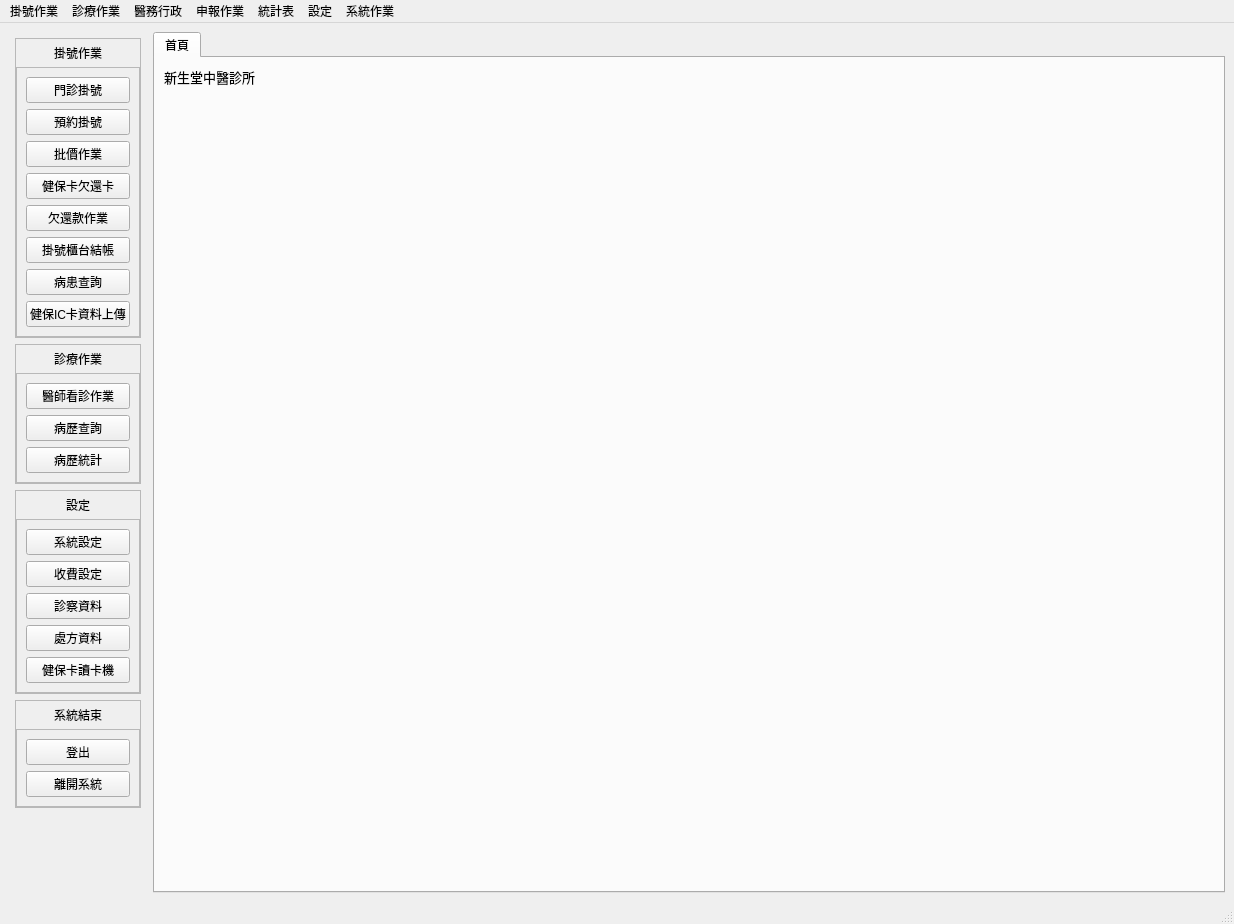
The window that ui/pymedical.ui (picacat/pyMedical) describes before a commit, drawn with Qt 5.
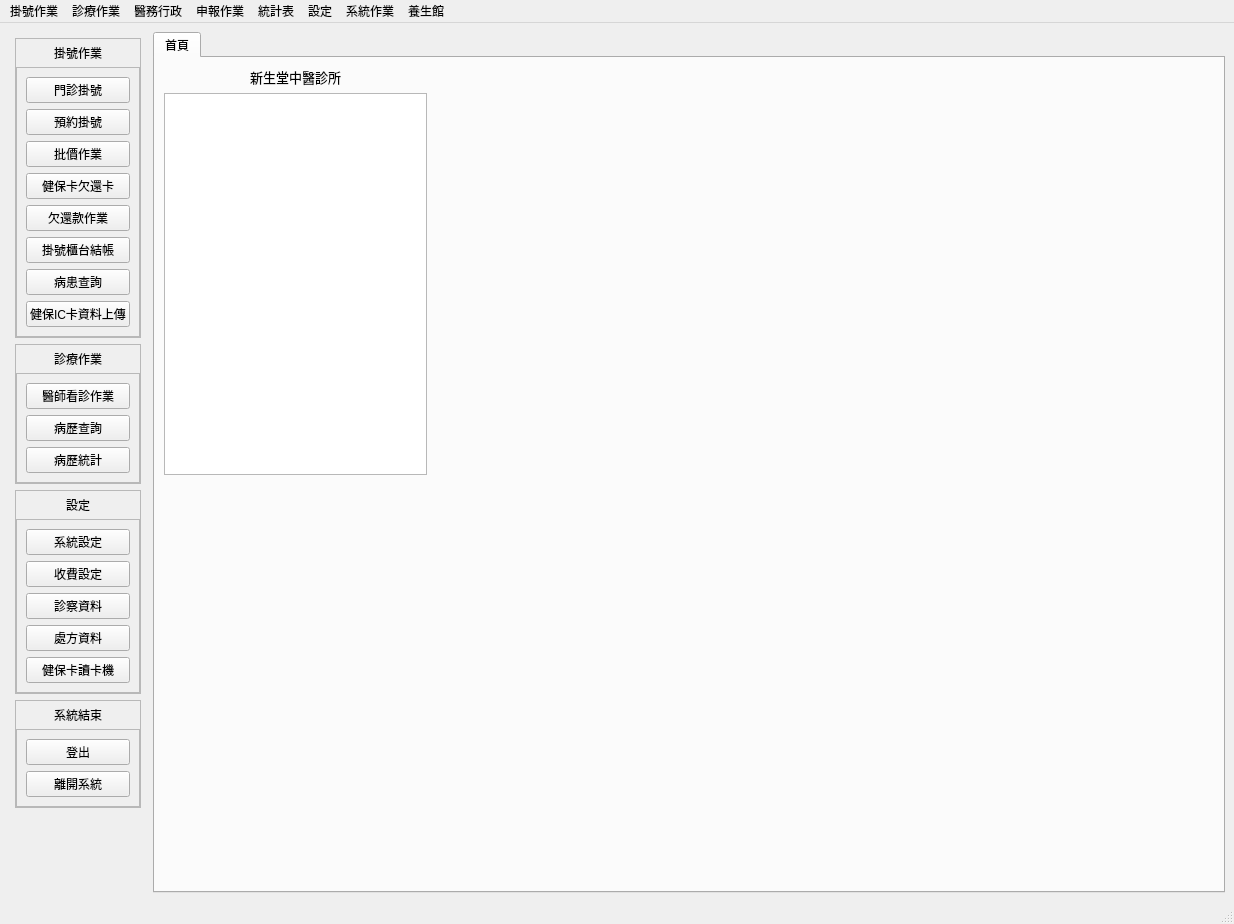
The same window after the commit. Icons and pictures are not drawn.

What changed in the file:
```diff
--- a/ui/pymedical.ui
+++ b/ui/pymedical.ui
@@ -508,16 +508,73 @@
        </attribute>
        <layout class="QVBoxLayout" name="verticalLayout_9">
         <item>
-         <widget class="QLabel" name="label_system_name">
-          <property name="font">
-           <font>
-            <pointsize>10</pointsize>
-           </font>
-          </property>
-          <property name="text">
-           <string>新生堂中醫診所</string>
-          </property>
-         </widget>
+         <layout class="QHBoxLayout" name="horizontalLayout_2">
+          <item>
+           <layout class="QVBoxLayout" name="verticalLayout_11">
+            <item>
+             <widget class="QLabel" name="label_system_name">
+              <property name="font">
+               <font>
+                <pointsize>10</pointsize>
+               </font>
+              </property>
+              <property name="text">
+               <string>新生堂中醫診所</string>
+              </property>
+              <property name="alignment">
+               <set>Qt::AlignCenter</set>
+              </property>
+             </widget>
+            </item>
+            <item>
+             <widget class="QTextBrowser" name="textBrowser">
+              <property name="styleSheet">
+               <string notr="true"/>
+              </property>
+             </widget>
+            </item>
+           </layout>
+          </item>
+          <item>
+           <spacer name="horizontalSpacer_2">
+            <property name="orientation">
+             <enum>Qt::Horizontal</enum>
+            </property>
+            <property name="sizeHint" stdset="0">
+             <size>
+              <width>40</width>
+              <height>20</height>
+             </size>
+            </property>
+           </spacer>
+          </item>
+          <item>
+           <spacer name="horizontalSpacer">
+            <property name="orientation">
+             <enum>Qt::Horizontal</enum>
+            </property>
+            <property name="sizeHint" stdset="0">
+             <size>
+              <width>40</width>
+              <height>20</height>
+             </size>
+            </property>
+           </spacer>
+          </item>
+          <item>
+           <spacer name="horizontalSpacer_3">
+            <property name="orientation">
+             <enum>Qt::Horizontal</enum>
+            </property>
+            <property name="sizeHint" stdset="0">
+             <size>
+              <width>40</width>
+              <height>20</height>
+             </size>
+            </property>
+           </spacer>
+          </item>
+         </layout>
         </item>
         <item>
          <spacer name="verticalSpacer_2">
@@ -547,7 +604,7 @@
      <height>25</height>
     </rect>
    </property>
-   <widget class="QMenu" name="menu">
+   <widget class="QMenu" name="menu_registration">
     <property name="title">
      <string>掛號作業</string>
     </property>
@@ -561,7 +618,7 @@
     <addaction name="separator"/>
     <addaction name="action_ins_record_upload"/>
    </widget>
-   <widget class="QMenu" name="menu_2">
+   <widget class="QMenu" name="menu_doctor">
     <property name="title">
      <string>診療作業</string>
     </property>
@@ -572,7 +629,7 @@
     <addaction name="action_examination"/>
     <addaction name="action_examination_list"/>
    </widget>
-   <widget class="QMenu" name="menu_4">
+   <widget class="QMenu" name="menu_system">
     <property name="title">
      <string>系統作業</string>
     </property>
@@ -584,7 +641,7 @@
     <addaction name="action_convert"/>
     <addaction name="action_database_repair"/>
    </widget>
-   <widget class="QMenu" name="menu_5">
+   <widget class="QMenu" name="menu_insurance">
     <property name="title">
      <string>申報作業</string>
     </property>
@@ -593,7 +650,7 @@
     <addaction name="separator"/>
     <addaction name="action_ins_judge"/>
    </widget>
-   <widget class="QMenu" name="menu_3">
+   <widget class="QMenu" name="menu_settings">
     <property name="title">
      <string>設定</string>
     </property>
@@ -615,14 +672,14 @@
     <addaction name="action_show_side_bar"/>
     <addaction name="separator"/>
    </widget>
-   <widget class="QMenu" name="menu_6">
+   <widget class="QMenu" name="menu_administrative">
     <property name="title">
      <string>醫務行政</string>
     </property>
     <addaction name="action_certificate_diagnosis"/>
     <addaction name="action_certificate_payment"/>
    </widget>
-   <widget class="QMenu" name="menu_7">
+   <widget class="QMenu" name="menu_statistics">
     <property name="title">
      <string>統計表</string>
     </property>
@@ -630,13 +687,27 @@
     <addaction name="action_statistics_return_rate"/>
     <addaction name="action_statistics_medicine"/>
    </widget>
-   <addaction name="menu"/>
-   <addaction name="menu_2"/>
-   <addaction name="menu_6"/>
-   <addaction name="menu_5"/>
-   <addaction name="menu_7"/>
-   <addaction name="menu_3"/>
-   <addaction name="menu_4"/>
+   <widget class="QMenu" name="menu_massage">
+    <property name="title">
+     <string>養生館</string>
+    </property>
+    <addaction name="action_massage_registration"/>
+    <addaction name="action_massage_query"/>
+    <addaction name="action_customer_query"/>
+    <addaction name="separator"/>
+    <addaction name="action_5"/>
+    <addaction name="separator"/>
+    <addaction name="action_massage_income"/>
+    <addaction name="action_massage_return_rate"/>
+   </widget>
+   <addaction name="menu_registration"/>
+   <addaction name="menu_doctor"/>
+   <addaction name="menu_administrative"/>
+   <addaction name="menu_insurance"/>
+   <addaction name="menu_statistics"/>
+   <addaction name="menu_settings"/>
+   <addaction name="menu_system"/>
+   <addaction name="menu_massage"/>
   </widget>
   <widget class="QStatusBar" name="statusbar"/>
   <action name="action_convert">
```
Left out of the diff: 98 changed lines with no effect on the pictures.
